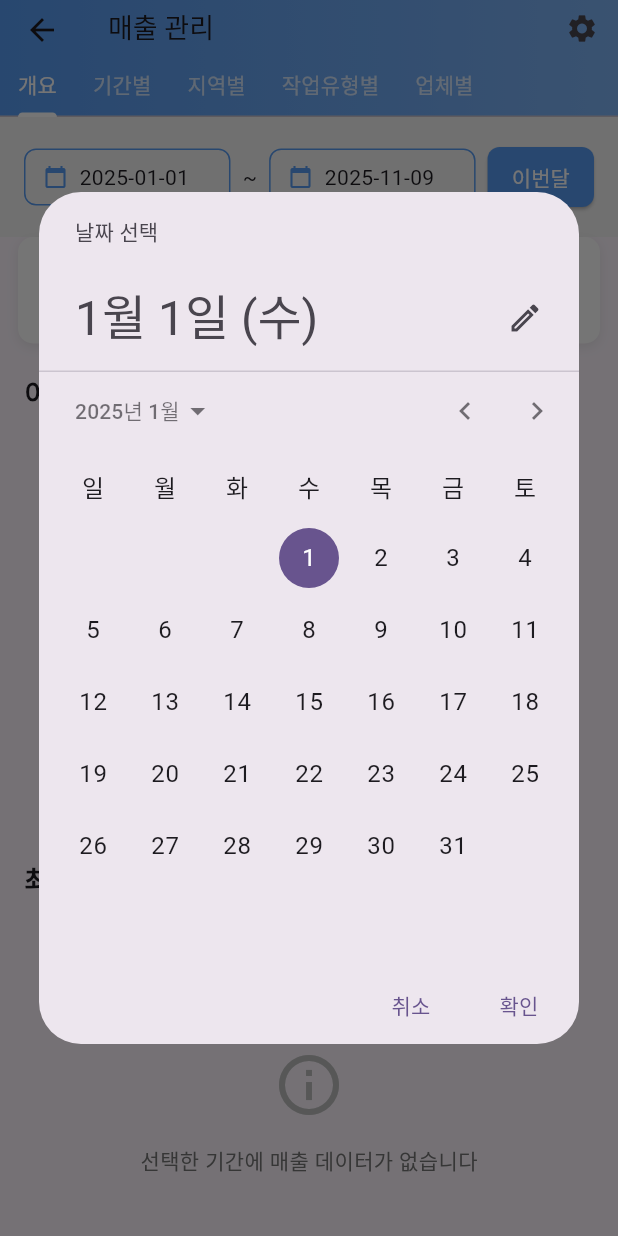
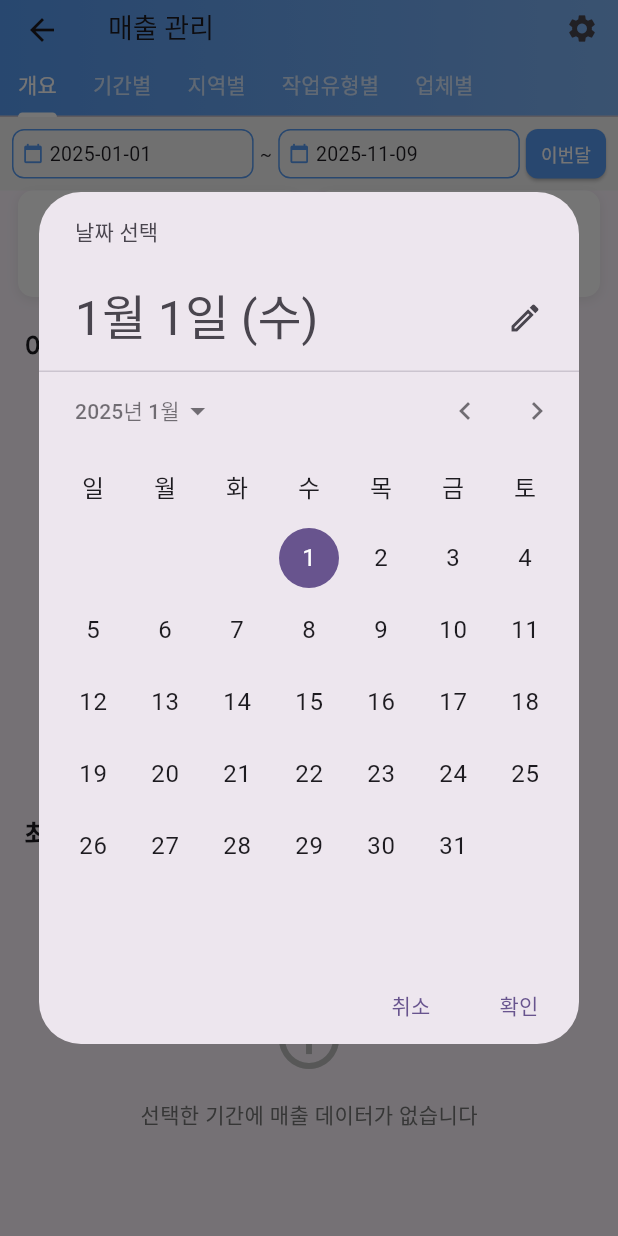
Before and after one commit to ssh5437/flutter_schedule_app, a Flutter app: the StatisticsScreen screen opened directly, after a tap on an icon or button, on a phone screen of 412 x 824 dp. Run offline on Flutter 3.47's test engine with Material 3 defaults, Android fonts, the light colour scheme and no system bars; our stand-ins replace app_links, file_picker, fl_chart, flutter_colorpicker, flutter_local_notifications, flutter_secure_storage and 7 more; missing offline and left inert: encrypt, home_widget, pointycastle, workmanager; accounts and stored records are empty; network calls fail; statements that could not run were skipped.

```diff
--- a/lib/database/storage_helper.dart
+++ b/lib/database/storage_helper.dart
@@ -1,4 +1,5 @@
 import 'dart:convert';
+import 'package:flutter/foundation.dart';
 import 'package:shared_preferences/shared_preferences.dart';
 import '../models/schedule.dart';
 import '../models/statistics_tab_config.dart';
@@ -47,7 +48,7 @@ class StorageHelper {
     schedules.add(newSchedule);
     await saveSchedules(schedules);
 
-    print('Schedule saved with ID: ${newSchedule.id}'); // 디버깅용
+    debugPrint('Schedule saved with ID: ${newSchedule.id}'); // 디버깅용
 
     _nextId++;
     return newSchedule.id!;
--- a/lib/screens/home_screen.dart
+++ b/lib/screens/home_screen.dart
@@ -29,7 +29,7 @@ class HomeScreenState extends State<HomeScreen> {
   @override
   void initState() {
     super.initState();
-    print('🚀 HomeScreen initState called');
+    debugPrint('🚀 HomeScreen initState called');
     _loadSchedules();
     _loadColors();
   }
--- a/lib/screens/statistics_screen.dart
+++ b/lib/screens/statistics_screen.dart
@@ -106,11 +106,11 @@ class _StatisticsScreenState extends State<StatisticsScreen> with TickerProvider
         });
 
         // 디버깅: 데이터 확인
-        print('총 스케줄 수: ${allSchedules.length}');
-        print('매출 데이터 스케줄 수: ${completedSchedules.length}');
-        print('필터링된 스케줄 수: ${_filteredSchedules.length}');
+        debugPrint('총 스케줄 수: ${allSchedules.length}');
+        debugPrint('매출 데이터 스케줄 수: ${completedSchedules.length}');
+        debugPrint('필터링된 스케줄 수: ${_filteredSchedules.length}');
         if (_filteredSchedules.isNotEmpty) {
-          print('첫 번째 스케줄 가격: ${_filteredSchedules.first.totalPrice}');
+          debugPrint('첫 번째 스케줄 가격: ${_filteredSchedules.first.totalPrice}');
         }
       }
     } catch (e) {
@@ -240,7 +240,7 @@ class _StatisticsScreenState extends State<StatisticsScreen> with TickerProvider
 
   Widget _buildPeriodSelector() {
     return Container(
-      padding: const EdgeInsets.all(16),
+      padding: const EdgeInsets.all(8),
       color: Colors.grey[100],
       child: Row(
         children: [
@@ -248,18 +248,22 @@ class _StatisticsScreenState extends State<StatisticsScreen> with TickerProvider
             child: InkWell(
               onTap: () => _selectDate(true),
               child: Container(
-                padding: const EdgeInsets.symmetric(horizontal: 12, vertical: 8),
+                padding: const EdgeInsets.symmetric(horizontal: 6, vertical: 6),
                 decoration: BoxDecoration(
                   border: Border.all(color: const Color(0xFF579bf2)),
                   borderRadius: BorderRadius.circular(8),
                 ),
                 child: Row(
+                  mainAxisSize: MainAxisSize.min,
                   children: [
-                    const Icon(Icons.calendar_today, size: 16, color: Color(0xFF579bf2)),
-                    const SizedBox(width: 8),
-                    Text(
-                      DateFormat('yyyy-MM-dd').format(_startDate),
-                      style: const TextStyle(fontSize: 14),
+                    const Icon(Icons.calendar_today, size: 14, color: Color(0xFF579bf2)),
+                    const SizedBox(width: 4),
+                    Flexible(
+                      child: Text(
+                        DateFormat('yyyy-MM-dd').format(_startDate),
+                        style: const TextStyle(fontSize: 13),
+                        overflow: TextOverflow.ellipsis,
+                      ),
                     ),
                   ],
                 ),
@@ -267,43 +271,49 @@ class _StatisticsScreenState extends State<StatisticsScreen> with TickerProvider
             ),
           ),
           const Padding(
-            padding: EdgeInsets.symmetric(horizontal: 8),
-            child: Text('~'),
+            padding: EdgeInsets.symmetric(horizontal: 4),
+            child: Text('~', style: TextStyle(fontSize: 12)),
           ),
           Expanded(
             child: InkWell(
               onTap: () => _selectDate(false),
               child: Container(
-                padding: const EdgeInsets.symmetric(horizontal: 12, vertical: 8),
+                padding: const EdgeInsets.symmetric(horizontal: 6, vertical: 6),
                 decoration: BoxDecoration(
                   border: Border.all(color: const Color(0xFF579bf2)),
                   borderRadius: BorderRadius.circular(8),
                 ),
                 child: Row(
+                  mainAxisSize: MainAxisSize.min,
                   children: [
-                    const Icon(Icons.calendar_today, size: 16, color: Color(0xFF579bf2)),
-                    const SizedBox(width: 8),
-                    Text(
-                      DateFormat('yyyy-MM-dd').format(_endDate),
-                      style: const TextStyle(fontSize: 14),
+                    const Icon(Icons.calendar_today, size: 14, color: Color(0xFF579bf2)),
+                    const SizedBox(width: 4),
+                    Flexible(
+                      child: Text(
+                        DateFormat('yyyy-MM-dd').format(_endDate),
+                        style: const TextStyle(fontSize: 13),
+                        overflow: TextOverflow.ellipsis,
+                      ),
                     ),
                   ],
                 ),
               ),
             ),
           ),
-          const SizedBox(width: 8),
+          const SizedBox(width: 4),
           ElevatedButton(
             onPressed: _setThisMonth,
             style: ElevatedButton.styleFrom(
               backgroundColor: const Color(0xFF579bf2),
               foregroundColor: Colors.white,
-              padding: const EdgeInsets.symmetric(horizontal: 16, vertical: 8),
+              padding: const EdgeInsets.symmetric(horizontal: 10, vertical: 8),
               shape: RoundedRectangleBorder(
                 borderRadius: BorderRadius.circular(8),
               ),
+              minimumSize: Size.zero,
+              tapTargetSize: MaterialTapTargetSize.shrinkWrap,
             ),
-            child: const Text('이번달', style: TextStyle(fontSize: 14)),
+            child: const Text('이번달', style: TextStyle(fontSize: 12)),
           ),
         ],
       ),
```
Also changed, not shown: lib/screens/company_edit_screen.dart (+8 -6 lines), lib/screens/login_screen.dart (+31 -25 lines), lib/screens/schedule_form_screen.dart (+66 -7 lines), lib/screens/settings_screen.dart (+130 -53 lines), lib/screens/signup_screen.dart (+23 -23 lines), lib/services/widget_service.dart (+37 -2 lines), lib/utils/gemini_helper.dart (+4 -3 lines), lib/utils/text_extraction_limit_helper.dart (added, +59 -0 lines), pubspec.yaml (+3 -4 lines), .claude/settings.local.json, assets/images/app_logo.png (added), 41 other files.
